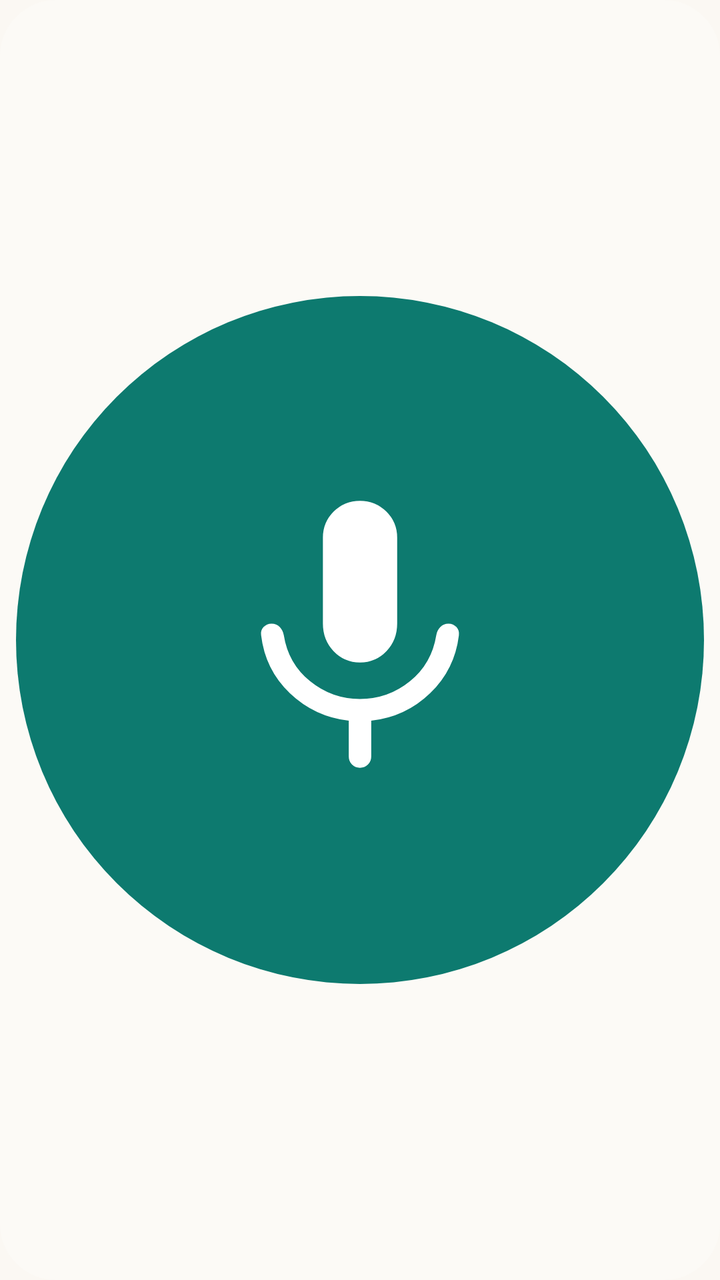
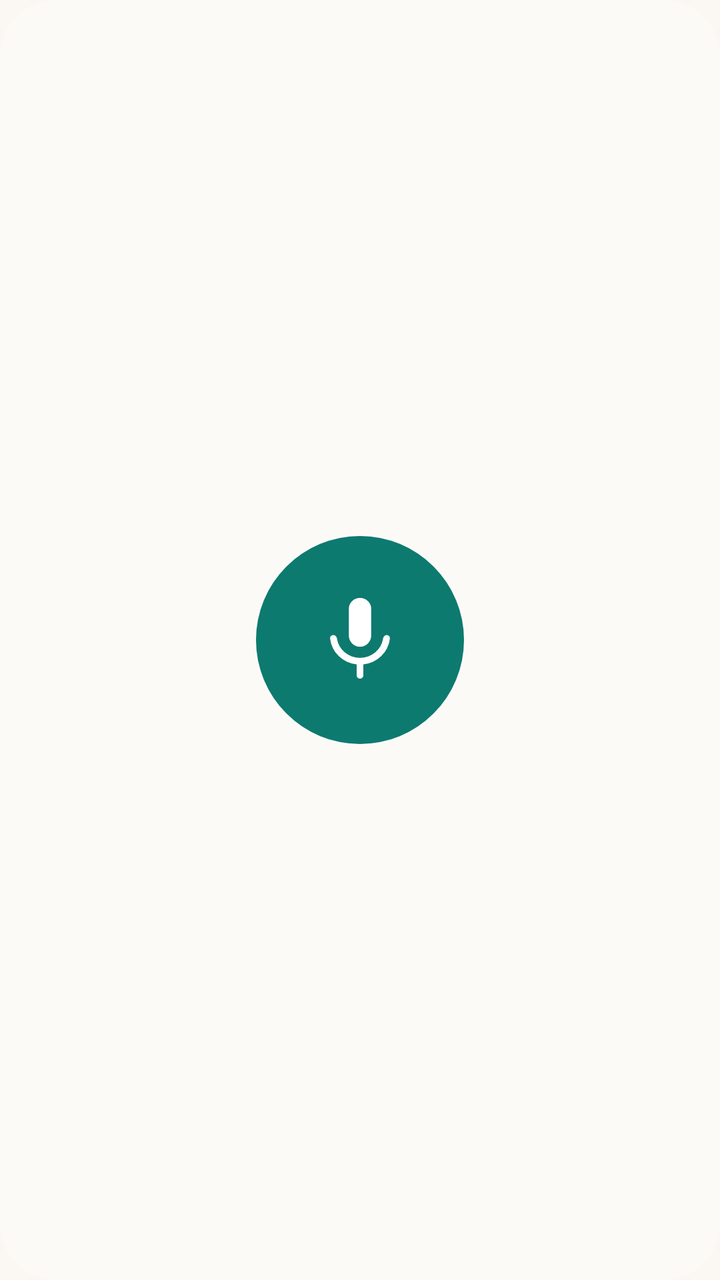

Screens rendered from an Android XML layout before and after an edit, with the pre-edit source and the edit as a unified diff.
<!-- AndroidManifest.xml: application theme Theme.Merks -->
<!-- res/layout/widget_button_small.xml -->
<?xml version="1.0" encoding="utf-8"?>
<FrameLayout xmlns:android="http://schemas.android.com/apk/res/android"
    android:id="@android:id/background"
    android:layout_width="match_parent"
    android:layout_height="match_parent"
    android:background="@drawable/w_card"
    android:padding="8dp">

    <ImageView
        android:id="@+id/widget_icon"
        android:layout_width="match_parent"
        android:layout_height="match_parent"
        android:importantForAccessibility="no"
        android:scaleType="fitCenter"
        android:src="@drawable/w_speak_button" />
</FrameLayout>
<!-- resources referenced by this layout -->
<resources>
  <!-- drawable w_speak_button (drawable) -->
  <?xml version="1.0" encoding="utf-8"?>
  <layer-list xmlns:android="http://schemas.android.com/apk/res/android">
      <item>
          <shape android:shape="oval">
              <solid android:color="@color/w_primary" />
              <size
                  android:width="104dp"
                  android:height="104dp" />
          </shape>
      </item>
      <item
          android:bottom="27dp"
          android:drawable="@drawable/w_ic_mic_on_primary"
          android:left="27dp"
          android:right="27dp"
          android:top="27dp" />
  </layer-list>
  <style name="Theme.Merks" parent="Theme.Material3.DayNight.NoActionBar">
          <item name="colorPrimary">@color/m_primary</item>
          <item name="colorOnPrimary">@color/m_on_primary</item>
          <item name="colorPrimaryContainer">@color/m_primary_container</item>
          <item name="colorOnPrimaryContainer">@color/m_on_primary_container</item>
          <item name="colorSecondary">@color/m_secondary</item>
          <item name="colorOnSecondary">@color/m_on_secondary</item>
          <item name="colorSecondaryContainer">@color/m_secondary_container</item>
          <item name="colorOnSecondaryContainer">@color/m_on_secondary_container</item>
          <item name="android:colorBackground">@color/m_background</item>
          <item name="colorOnBackground">@color/m_on_background</item>
          <item name="colorSurface">@color/m_surface</item>
          <item name="colorOnSurface">@color/m_on_surface</item>
          <item name="colorSurfaceVariant">@color/m_surface_variant</item>
          <item name="colorOnSurfaceVariant">@color/m_on_surface_variant</item>
          <item name="colorSurfaceContainerLowest">@color/m_surface_container_lowest</item>
          <item name="colorSurfaceContainerLow">@color/m_surface_container_low</item>
          <item name="colorSurfaceContainer">@color/m_surface_container</item>
          <item name="colorSurfaceContainerHigh">@color/m_surface_container_high</item>
          <item name="colorSurfaceContainerHighest">@color/m_surface_container_highest</item>
          <item name="colorOutline">@color/m_outline</item>
          <item name="colorOutlineVariant">@color/m_outline_variant</item>
          <item name="colorError">@color/m_error</item>
          <item name="colorOnError">@color/m_on_error</item>
          <item name="colorSurfaceInverse">@color/m_inverse_surface</item>
          <item name="colorOnSurfaceInverse">@color/m_inverse_on_surface</item>
          <item name="colorPrimaryInverse">@color/m_inverse_primary</item>
  
          
          <item name="android:windowBackground">?android:attr/colorBackground</item>
          <item name="android:statusBarColor">?android:attr/colorBackground</item>
          <item name="android:navigationBarColor">?android:attr/colorBackground</item>
          <item name="android:windowLightStatusBar">@bool/light_bars</item>
          <item name="android:windowLightNavigationBar" tools:targetApi="27">@bool/light_bars</item>
  
          
          <item name="android:textAppearance">@style/TextAppearance.Merks.BodyLarge</item>
          <item name="textAppearanceHeadlineMedium">@style/TextAppearance.Merks.HeadlineMedium</item>
          <item name="textAppearanceHeadlineSmall">@style/TextAppearance.Merks.HeadlineSmall</item>
          <item name="textAppearanceTitleLarge">@style/TextAppearance.Merks.TitleLarge</item>
          <item name="textAppearanceTitleMedium">@style/TextAppearance.Merks.TitleMedium</item>
          <item name="textAppearanceTitleSmall">@style/TextAppearance.Merks.TitleSmall</item>
          <item name="textAppearanceBodyLarge">@style/TextAppearance.Merks.BodyLarge</item>
          <item name="textAppearanceBodyMedium">@style/TextAppearance.Merks.BodyMedium</item>
          <item name="textAppearanceBodySmall">@style/TextAppearance.Merks.BodySmall</item>
          <item name="textAppearanceLabelLarge">@style/TextAppearance.Merks.LabelLarge</item>
          <item name="textAppearanceLabelMedium">@style/TextAppearance.Merks.LabelMedium</item>
          <item name="textAppearanceLabelSmall">@style/TextAppearance.Merks.LabelSmall</item>
      </style>
  <!-- unchanged entries left out for length: 43 -->
</resources>

<!-- the commit's change to res/layout/widget_button_small.xml (unified diff, before → after) -->
@@ -8,9 +8,12 @@
 
     <ImageView
         android:id="@+id/widget_icon"
-        android:layout_width="match_parent"
-        android:layout_height="match_parent"
+        android:layout_width="wrap_content"
+        android:layout_height="wrap_content"
+        android:layout_gravity="center"
+        android:adjustViewBounds="true"
+        android:background="@drawable/w_circle_primary"
         android:importantForAccessibility="no"
         android:scaleType="fitCenter"
-        android:src="@drawable/w_speak_button" />
+        android:src="@drawable/w_speak_glyph" />
 </FrameLayout>
<!-- resource entries referenced after the edit -->
@@ -1,11 +1,21 @@
 <!-- resources referenced by this layout -->
 <resources>
-  <!-- drawable w_speak_button (drawable) -->
+  <!-- drawable w_circle_primary (drawable) -->
+  <?xml version="1.0" encoding="utf-8"?>
+  <ripple xmlns:android="http://schemas.android.com/apk/res/android"
+      android:color="@color/w_ripple_on_primary">
+      <item>
+          <shape android:shape="oval">
+              <solid android:color="@color/w_primary" />
+          </shape>
+      </item>
+  </ripple>
+  <!-- drawable w_speak_glyph (drawable) -->
   <?xml version="1.0" encoding="utf-8"?>
   <layer-list xmlns:android="http://schemas.android.com/apk/res/android">
       <item>
           <shape android:shape="oval">
-              <solid android:color="@color/w_primary" />
+              <solid android:color="@android:color/transparent" />
               <size
                   android:width="104dp"
                   android:height="104dp" />
@@ -47,6 +57,17 @@
           <item name="colorPrimaryInverse">@color/m_inverse_primary</item>
   
           
+          <item name="merksWidgetSurface">@color/w_surface</item>
+          <item name="merksWidgetOnSurface">@color/w_on_surface</item>
+          <item name="merksWidgetOnSurfaceVariant">@color/w_on_surface_variant</item>
+          <item name="merksWidgetOutline">@color/w_outline</item>
+          <item name="merksWidgetPrimary">@color/w_primary</item>
+          <item name="merksWidgetOnPrimary">@color/w_on_primary</item>
+          <item name="merksWidgetTonal">@color/w_tonal</item>
+          <item name="merksWidgetOnTonal">@color/w_on_tonal</item>
+          <item name="merksWidgetAccent">@color/w_accent</item>
+  
+          
           <item name="android:windowBackground">?android:attr/colorBackground</item>
           <item name="android:statusBarColor">?android:attr/colorBackground</item>
           <item name="android:navigationBarColor">?android:attr/colorBackground</item>
@@ -67,6 +88,13 @@
           <item name="textAppearanceLabelMedium">@style/TextAppearance.Merks.LabelMedium</item>
           <item name="textAppearanceLabelSmall">@style/TextAppearance.Merks.LabelSmall</item>
       </style>
+  <color name="w_ripple_on_primary">#40FFFFFF</color>
+  <color name="w_on_surface">#1C1B19</color>
+  <color name="w_on_surface_variant">#625D55</color>
+  <color name="w_outline">#E6E0D6</color>
+  <color name="w_tonal">#CDEFE9</color>
+  <color name="w_on_tonal">#00332D</color>
+  <color name="w_accent">#0B6B61</color>
   <!-- unchanged entries left out for length: 43 -->
 </resources>
 
